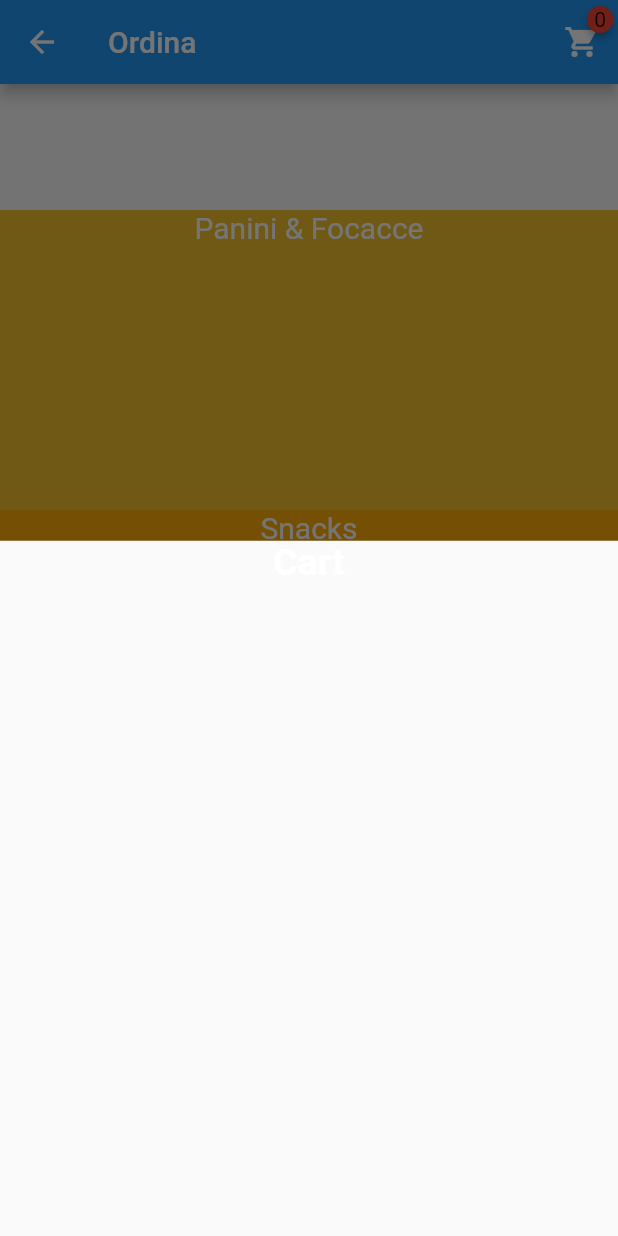
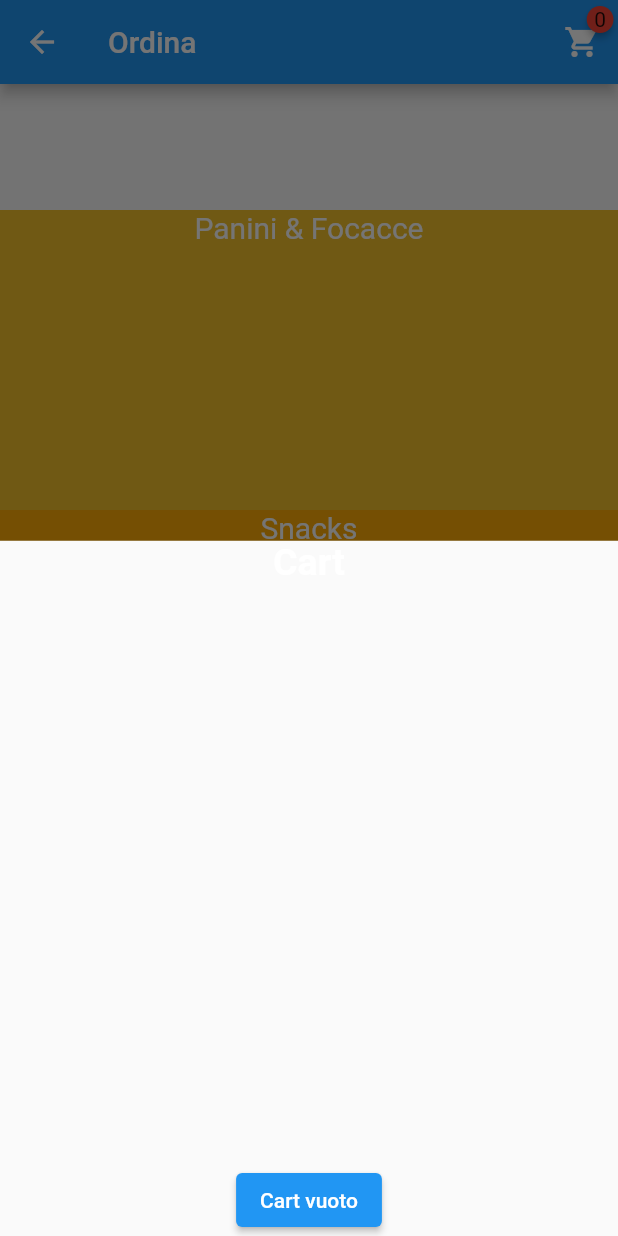
Before and after one commit to thet3o/JustItis, a Flutter app: the MenuScreen screen opened directly, after a tap on the "shopping cart" icon, on a phone screen of 412 x 824 dp. Run offline on Flutter 3.47's test engine with Material 2 defaults, Android fonts, the light colour scheme and no system bars; drawn by our look-alikes of badges; our stand-ins replace barcode_widget, flutter_advanced_drawer, flutter_native_splash, flutter_slidable, fluttertoast, google_sign_in; missing offline and left inert: dart:html; network calls fail.

Commit message:
Menu Update

```diff
--- a/lib/cartsheet.dart
+++ b/lib/cartsheet.dart
@@ -49,7 +49,8 @@ class CartSheetState extends State<CartSheet>{
               );
             },
           ),
-        )
+        ),
+        ElevatedButton(onPressed: (){}, child: (Cart.storedCartItems.isNotEmpty) ? const Text('Ordina'): const Text('Cart vuoto'))
       ],
     );
   }
--- a/lib/menu.dart
+++ b/lib/menu.dart
@@ -147,7 +147,12 @@ class MenuScreenState extends State<MenuScreen>{
                       return Card(
                         child: ListTile(
                           title: Text(drinks[index].nome!),
-                          onTap: () {},
+                          onTap: () {
+                            Cart.addCartItem([snacks[index]]);
+                            setState(() {
+                              itemsInCart = Cart.storedCartItems.length;
+                            });
+                          },
                         ),
                       );
                     },
```
